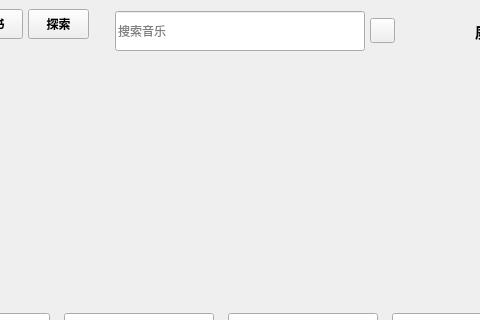
Qt form KuGouStart/KuGouApp.ui (a-mo-xi-wei/KuGouApp) before a commit; both pictures show x 301 to 781 and y 0 to 320 of the 1050 by 700 pixel window.
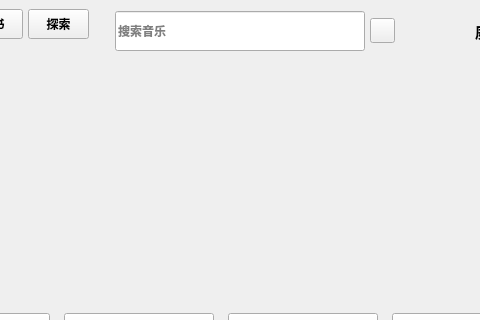
The same form after that commit. Custom widgets are drawn as their Qt base class.

Commit message: 搜索框设置粗体

Diff of the .ui file:
```diff
--- a/KuGouStart/KuGouApp.ui
+++ b/KuGouStart/KuGouApp.ui
@@ -314,6 +314,11 @@
           <height>40</height>
          </size>
         </property>
+        <property name="font">
+         <font>
+          <bold>true</bold>
+         </font>
+        </property>
         <property name="placeholderText">
          <string>搜索音乐</string>
         </property>
```
